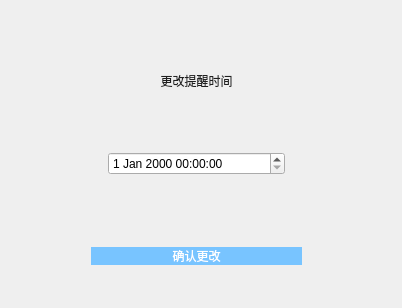
Old version of the form edit_reminder.ui in the repository interestingLSY/DDL-Firewall.
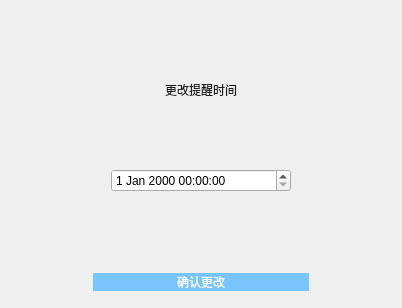
New version of the form.

Patch:
```diff
--- a/edit_reminder.ui
+++ b/edit_reminder.ui
@@ -13,15 +13,8 @@
   <property name="windowTitle">
    <string>Dialog</string>
   </property>
-  <widget class="QWidget" name="verticalLayoutWidget">
-   <property name="geometry">
-    <rect>
-     <x>10</x>
-     <y>10</y>
-     <width>373</width>
-     <height>261</height>
-    </rect>
-   </property>
+  <layout class="QGridLayout" name="gridLayout">
+   <item row="0" column="0">
    <layout class="QVBoxLayout" name="verticalLayout" stretch="2,2,1,2">
     <property name="sizeConstraint">
      <enum>QLayout::SetNoConstraint</enum>
@@ -155,7 +148,8 @@
      </layout>
     </item>
    </layout>
-  </widget>
+   </item>
+  </layout>
  </widget>
  <resources/>
  <connections/>
```
Lines whose indentation alone changed are shown as unchanged.
